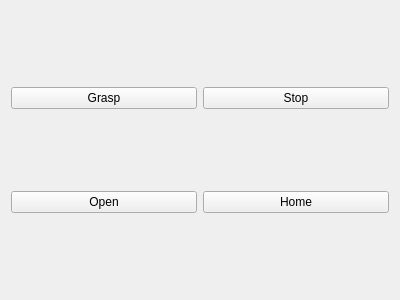
padmaja-kulkarni/vine_tomato_grasping, file rqt_sdh_grasp/resource/sdh_grasp.ui: the form before one commit.
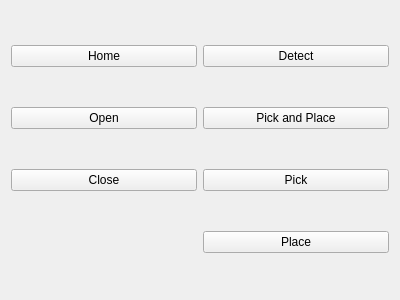
The form after the commit.

Commit message: Added all possible commands to GUI

```diff
--- a/rqt_sdh_grasp/resource/sdh_grasp.ui
+++ b/rqt_sdh_grasp/resource/sdh_grasp.ui
@@ -17,7 +17,7 @@
    <item row="0" column="0">
     <widget class="QPushButton" name="graspButton">
      <property name="text">
-      <string>Grasp</string>
+      <string>Home</string>
      </property>
     </widget>
    </item>
@@ -28,20 +28,46 @@
      </property>
     </widget>
    </item>
+
+   <item row="2" column="0">
+    <widget class="QPushButton" name="CloseButton">
+     <property name="text">
+      <string>Close</string>
+     </property>
+    </widget>
+   </item>
+
    <item row="0" column="1">
     <widget class="QPushButton" name="stopButton">
      <property name="text">
-      <string>Stop</string>
+      <string>Detect</string>
      </property>
     </widget>
    </item>
    <item row="1" column="1">
     <widget class="QPushButton" name="homeButton">
      <property name="text">
-      <string>Home</string>
+      <string>Pick and Place</string>
      </property>
     </widget>
    </item>
+
+   <item row="2" column="1">
+    <widget class="QPushButton" name="PickButton">
+     <property name="text">
+      <string>Pick</string>
+     </property>
+    </widget>
+   </item>
+
+   <item row="3" column="1">
+    <widget class="QPushButton" name="PlaceButton">
+     <property name="text">
+      <string>Place</string>
+     </property>
+    </widget>
+   </item>
+
   </layout>
  </widget>
  <resources/>
```
Left out of the diff: 11 changed lines with no effect on the pictures. The commit also changes 2 other files.
